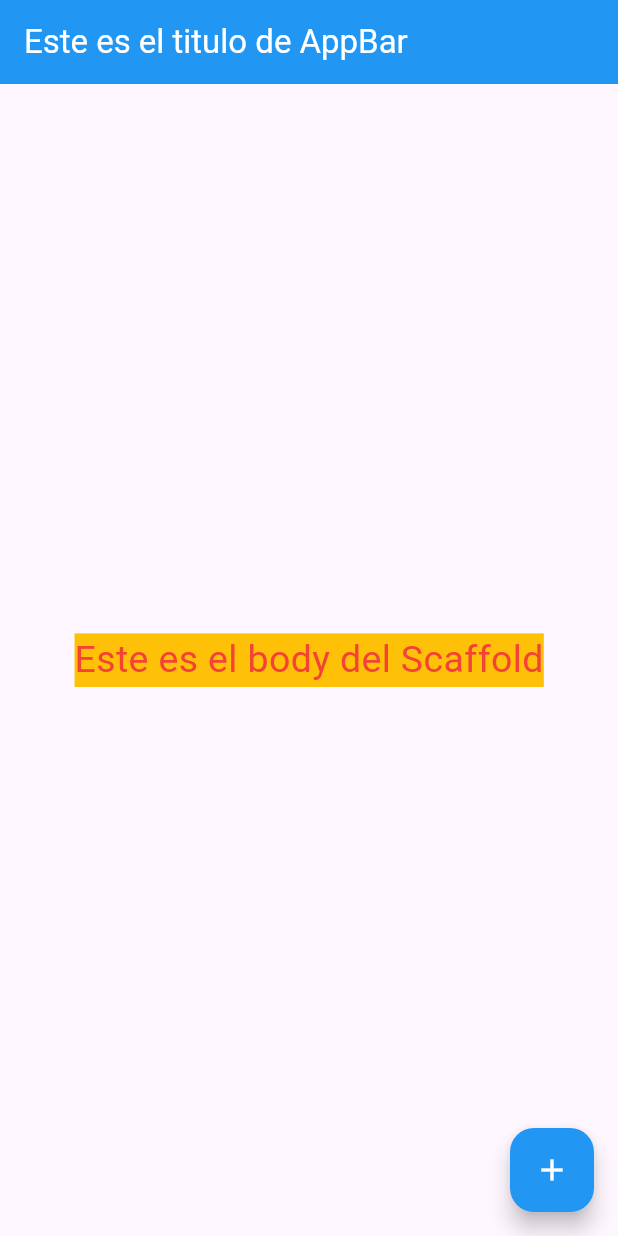
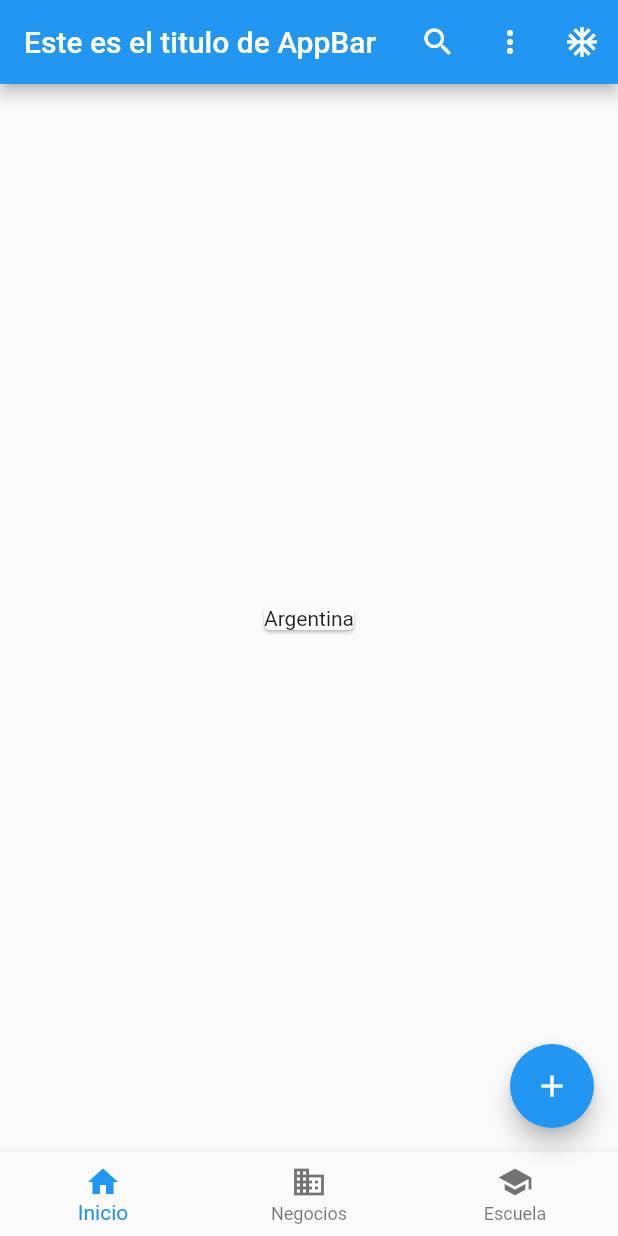
Before and after one commit to clayaldas/flutter_application_1, a Flutter app: the screen it shows after launch, on a phone screen of 412 x 824 dp. Run offline on Flutter 3.47's test engine with Material 3 defaults, Android fonts, the phone set to English and light mode, and no system bars.

Commit message:
Proyecto terminado

```diff
--- a/lib/main.dart
+++ b/lib/main.dart
@@ -1,39 +1,113 @@
 import 'package:flutter/material.dart';
 
 void main() {
-  runApp(
-    MaterialApp(
+  runApp(const MyApp());
+}
+
+class MyApp extends StatelessWidget {
+  const MyApp({super.key});
+
+  @override
+  Widget build(BuildContext context) {
+    //return con GUI del pantalla
+    print('Se ejecuto el evento: build');
+    return MaterialApp(
       debugShowCheckedModeBanner: false,
+      theme: ThemeData(
+        useMaterial3: false,
+      ),
       title: 'Primera App',
       home: Scaffold(
         appBar: AppBar(
           title: const Text(
             'Este es el titulo de AppBar',
-            style: TextStyle(color: Colors.white),
+            //style: TextStyle(color: Colors.white),
           ),
-          backgroundColor: Colors.blue,
+          //backgroundColor: Colors.blue,
+          actions: <Widget>[
+            IconButton(
+              onPressed: () {
+                print('Presiono en: search');
+              },
+              icon: const Icon(Icons.search),
+              color: Colors.white,
+            ),
+            IconButton(
+              onPressed: () {
+                print('Presiono en: more_vert');
+              },
+              icon: const Icon(Icons.more_vert),
+              color: Colors.white,
+            ),
+            IconButton(
+              onPressed: () {
+                print('Presiono en: ac_unit');
+              },
+              icon: const Icon(Icons.ac_unit),
+              color: Colors.white,
+            ),
+          ],
         ),
+        // body: const Center(
+        //   child: Text(
+        //     'Este es el body del Scaffold',
+        //     style: TextStyle(
+        //       color: Colors.black,
+        //       fontSize: 25,
+        //       //backgroundColor: Colors.amber,
+        //     ),
+        //   ),
+
         body: const Center(
-          child: Text(
-            'Este es el body del Scaffold',
-            style: TextStyle(
-              color: Colors.red,
-              fontSize: 25,
-              backgroundColor: Colors.amber,
+          child: Country(
+            newCountry: 'Argentina',
+          ),
+        ),
+
+        //),
+        bottomNavigationBar: BottomNavigationBar(
+          items: const <BottomNavigationBarItem>[
+            BottomNavigationBarItem(
+              icon: Icon(Icons.home),
+              label: 'Inicio',
+              //backgroundColor: Colors.red,
+              tooltip: 'Es el inicio',
             ),
-          ),
+            BottomNavigationBarItem(
+              icon: Icon(Icons.business),
+              label: 'Negocios',
+            ),
+            BottomNavigationBarItem(
+              icon: Icon(Icons.school),
+              label: 'Escuela',
+            ),
+          ],
         ),
         floatingActionButton: FloatingActionButton(
           onPressed: () {
             print('Presiono el botón');
           },
-          backgroundColor: Colors.blue,
+          //backgroundColor: Colors.blue,
           child: const Icon(
             Icons.add,
-            color: Colors.white,
+            //color: Colors.white,
           ),
         ),
       ),
-    ),
-  );
+    );
+  }
 }
+
+class Country extends StatelessWidget {
+  //String newCountry = 'Colombia';
+  final String newCountry;
+
+  const Country({super.key, required this.newCountry});
+
+  @override
+  Widget build(BuildContext context) {
+    return Card(
+      child: Text(newCountry),
+    );
+  }
+}
```
